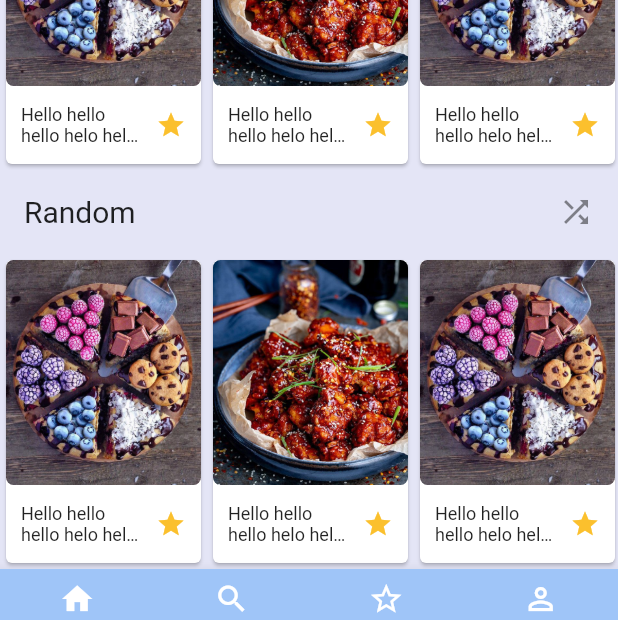
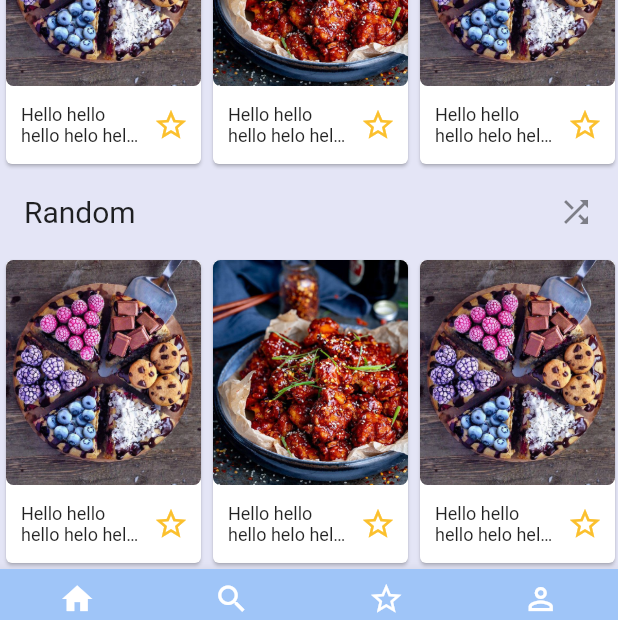
Before and after one commit to imranZMiko/Eten, a Flutter app: the screen it shows after launch, scrolled down 164 dp, on a phone screen of 412 x 824 dp. Shown: the part 583-1203 px from the top of the screen. Run offline on Flutter 3.47's test engine with Material 2 defaults, Android fonts, the phone set to English and light mode, and no system bars.

Commit message:
Enabled item card favorite button.

```diff
--- /dev/null
+++ b/lib/widgets/favorite_button.dart
@@ -0,0 +1,28 @@
+import 'package:flutter/material.dart';
+
+class FavoriteButton extends StatefulWidget {
+  const FavoriteButton({Key? key}) : super(key: key);
+
+  @override
+  _FavoriteButtonState createState() => _FavoriteButtonState();
+}
+
+class _FavoriteButtonState extends State<FavoriteButton> {
+  bool isFavorited = false;
+
+  @override
+  Widget build(BuildContext context) {
+    return IconButton(
+      icon: Icon(isFavorited ? Icons.star:Icons.star_outline),
+      onPressed: () {
+        setState(() {
+          isFavorited = !isFavorited;
+        });
+      },
+      visualDensity: VisualDensity.compact,
+      iconSize: 24,
+      alignment: Alignment.center,
+      color: Colors.yellow[700],
+    );
+  }
+}
--- a/lib/widgets/item.dart
+++ b/lib/widgets/item.dart
@@ -1,3 +1,4 @@
+import 'package:eten/widgets/favorite_button.dart';
 import 'package:flutter/material.dart';
 
 class Item extends StatelessWidget {
@@ -41,14 +42,7 @@ class Item extends StatelessWidget {
                         ),
                       ),
                     ),
-                    IconButton(
-                      icon: Icon(Icons.star),
-                      onPressed: () {},
-                      visualDensity: VisualDensity.compact,
-                      iconSize: 20,
-                      alignment: Alignment.center,
-                      color: Colors.yellow[700],
-                    ),
+                    FavoriteButton(),
                   ],
                 ),
               ),
```
